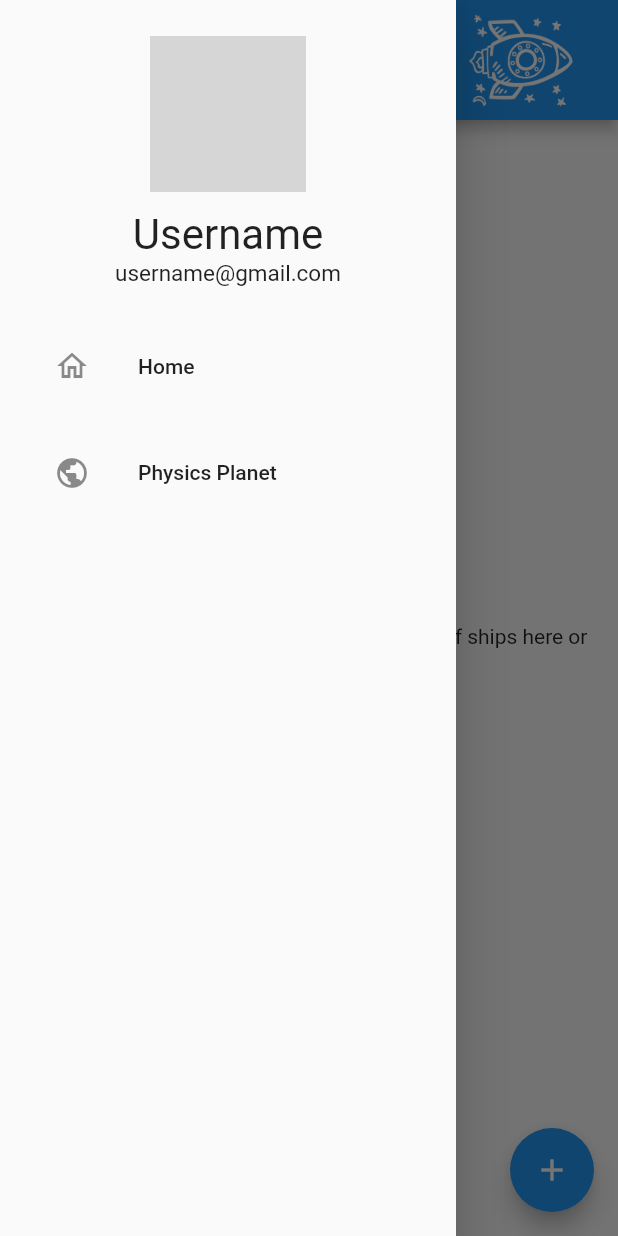
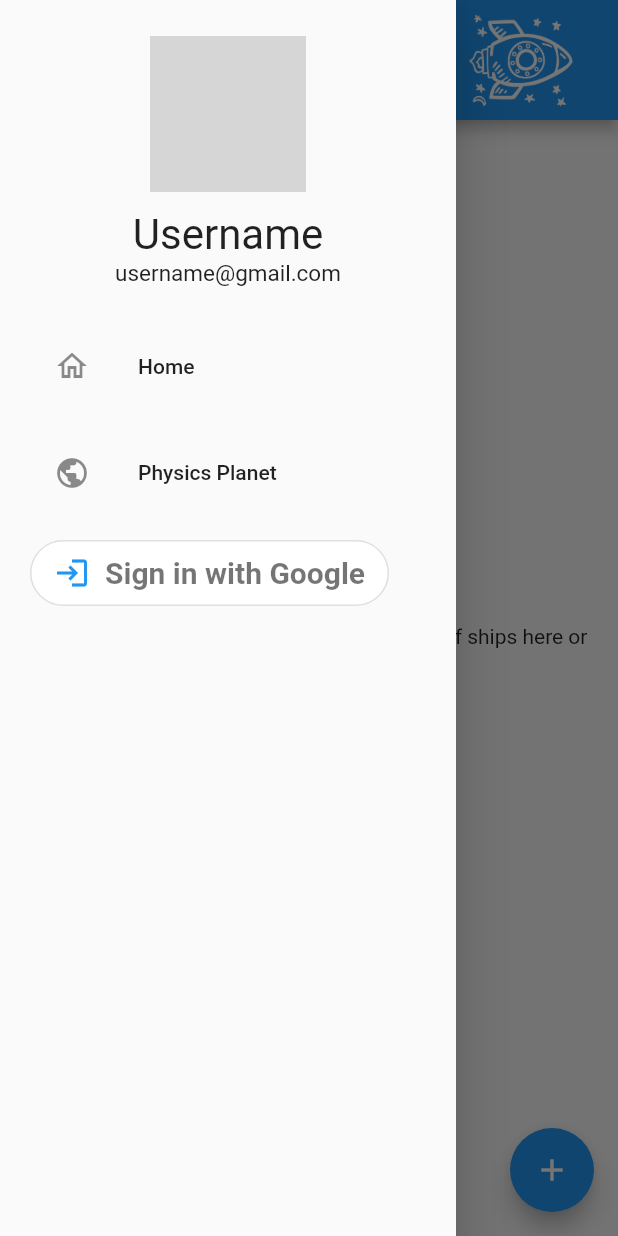
Before and after one commit to LateNightHacks2022/AstroLearners, a Flutter app: the screen it shows after launch, with the side drawer open, on a phone screen of 412 x 824 dp. Run offline on Flutter 3.47's test engine with Material 2 defaults, Android fonts, the phone set to English and light mode, and no system bars; our stand-ins replace cloud_firestore, firebase_auth, firebase_core, google_fonts, google_sign_in; accounts and stored records are empty; generated files the repository leaves out were written again; network calls fail; grey boxes are pictures that could not be loaded.

Commit message:
Add sign in

```diff
--- /dev/null
+++ b/lib/login_button.dart
@@ -0,0 +1,79 @@
+import 'package:firebase_auth/firebase_auth.dart';
+import 'package:flutter/material.dart';
+import './authentication.dart';
+import './main.dart';
+
+class GoogleSignInButton extends StatefulWidget {
+  @override
+  _GoogleSignInButtonState createState() => _GoogleSignInButtonState();
+}
+
+class _GoogleSignInButtonState extends State<GoogleSignInButton> {
+  bool _isSigningIn = false;
+
+  @override
+  Widget build(BuildContext context) {
+    return Padding(
+      padding: const EdgeInsets.only(bottom: 16.0),
+      child: _isSigningIn
+          ? const CircularProgressIndicator(
+              valueColor: AlwaysStoppedAnimation<Color>(Colors.white),
+            )
+          : OutlinedButton(
+              style: ButtonStyle(
+                backgroundColor: MaterialStateProperty.all(Colors.white),
+                shape: MaterialStateProperty.all(
+                  RoundedRectangleBorder(
+                    borderRadius: BorderRadius.circular(40),
+                  ),
+                ),
+              ),
+              onPressed: () async {
+                setState(() {
+                  _isSigningIn = true;
+                });
+
+                User? user =
+                    await Authentication.signInWithGoogle(context);
+
+                setState(() {
+                  _isSigningIn = false;
+                });
+
+                if (user != null) {
+                  debugPrint(user.toString());
+                  Navigator.of(context).pushReplacement(
+                    MaterialPageRoute(
+                        builder: (context) => MyHomePage(
+                          title: "Late Night Hacks 2022",
+                          user: user,
+                        ),
+                      ),
+                  );
+                }
+              },
+              child: Padding(
+                padding: const EdgeInsets.fromLTRB(0, 10, 0, 10),
+                child: Row(
+                  mainAxisSize: MainAxisSize.min,
+                  mainAxisAlignment: MainAxisAlignment.center,
+                  children: const <Widget>[
+                    Icon(Icons.login),
+                    Padding(
+                      padding: EdgeInsets.only(left: 10),
+                      child: Text(
+                        'Sign in with Google',
+                        style: TextStyle(
+                          fontSize: 20,
+                          color: Colors.black54,
+                          fontWeight: FontWeight.w600,
+                        ),
+                      ),
+                    )
+                  ],
+                ),
+              ),
+            ),
+    );
+  }
+}
--- a/lib/main.dart
+++ b/lib/main.dart
@@ -7,10 +7,15 @@ import 'package:google_fonts/google_fonts.dart';
 import 'package:provider/provider.dart';
 
 import 'navigation_drawer.dart'; // new
+import './authentication.dart';
+import './firebase_options.dart';
 
-// import 'firebase_options.dart'; // new
+import 'package:late_nighthacks/login_button.dart';
 
-void main() {
+void main() async {
+  WidgetsFlutterBinding.ensureInitialized();
+  await Firebase.initializeApp(
+      options: DefaultFirebaseOptions.web);
   runApp(const MyApp());
 }
 
@@ -31,7 +36,8 @@ class MyApp extends StatelessWidget {
 }
 
 class MyHomePage extends StatefulWidget {
-  const MyHomePage({Key? key, required this.title}) : super(key: key);
+  const MyHomePage({Key? key, required this.title, User? user})
+      : super(key: key);
   final String title;
 
   @override
@@ -92,7 +98,8 @@ class _MyHomePageState extends State<MyHomePage> {
 }
 
 class NavigationDrawer extends StatelessWidget {
-  const NavigationDrawer({Key? key}) : super(key: key);
+  const NavigationDrawer({Key? key, User? user})
+      : super(key: key);
 
   @override
   Widget build(BuildContext context) => Drawer(
@@ -152,6 +159,7 @@ class NavigationDrawer extends StatelessWidget {
               );
             },
           ),
+          GoogleSignInButton(),
         ],
       ));
 }
--- a/pubspec.yaml
+++ b/pubspec.yaml
@@ -37,6 +37,8 @@ dependencies:
   firebase_auth: ^3.3.19
   cloud_firestore: ^3.1.17
   google_fonts: ^3.0.1
+  google_sign_in: ^5.0.0 #newdependencies:
+  flutter_dotenv: ^5.0.2
   provider: ^6.0.3
 
 dev_dependencies:
```
Also changed, not shown: lib/authentication.dart (added, +67 -0 lines), pubspec.lock, 2 other files.
